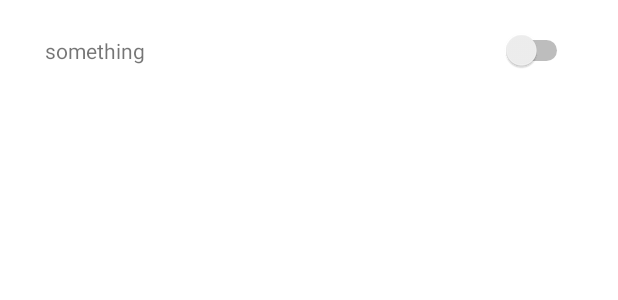
After one commit to brightalot/UMC_Practice, an Android app: the layout item_setting.xml on its own in the app's theme, with its tools: preview values and no code run, on a phone screen of 412 x 824 dp. The commit adds this screen. Shown: the top 300 px of the screen. Run offline under Robolectric (Android 15) with nearby library versions, the phone set to English and light mode, and no system bars.

Commit message:
SettingFragment 구현

```diff
--- /dev/null
+++ b/UMC_Practice1/app/src/main/java/com/example/umc_practice1/SettingSwitch.kt
@@ -0,0 +1,6 @@
+package com.example.umc_practice1
+
+class SettingSwitch (
+    var title: String,
+    var completed: Boolean
+)
--- /dev/null
+++ b/UMC_Practice1/app/src/main/res/layout/item_setting.xml
@@ -0,0 +1,31 @@
+<androidx.constraintlayout.widget.ConstraintLayout xmlns:android="http://schemas.android.com/apk/res/android"
+    xmlns:app="http://schemas.android.com/apk/res-auto"
+    android:layout_width="match_parent"
+    android:layout_height="wrap_content"
+    android:paddingTop="20dp"
+    android:paddingBottom="20dp"
+    >
+
+    <TextView
+        android:id="@+id/setting_title_text"
+        android:layout_width="0dp"
+        android:layout_height="wrap_content"
+        android:layout_marginStart="30dp"
+        app:layout_constraintBottom_toBottomOf="parent"
+        app:layout_constraintStart_toStartOf="parent"
+        app:layout_constraintEnd_toStartOf="@+id/switch_setting"
+        app:layout_constraintTop_toTopOf="parent"
+        android:text="something"
+        />
+
+    <Switch
+        android:id="@+id/switch_setting"
+        android:layout_width="wrap_content"
+        android:layout_height="wrap_content"
+        android:layout_marginEnd="30dp"
+        app:layout_constraintBottom_toBottomOf="parent"
+        app:layout_constraintEnd_toEndOf="parent"
+        app:layout_constraintTop_toTopOf="parent"
+        />
+
+</androidx.constraintlayout.widget.ConstraintLayout>
```
Also changed, not shown: UMC_Practice1/app/src/main/java/com/example/umc_practice1/MainActivity.kt (+36 -6 lines), UMC_Practice1/app/src/main/java/com/example/umc_practice1/SettingFragment.kt (added, +38 -0 lines), UMC_Practice1/app/src/main/java/com/example/umc_practice1/SettingSwitchAdapter.kt (added, +42 -0 lines), UMC_Practice1/app/src/main/res/layout/fragment_setting.xml (+15 -8 lines).
